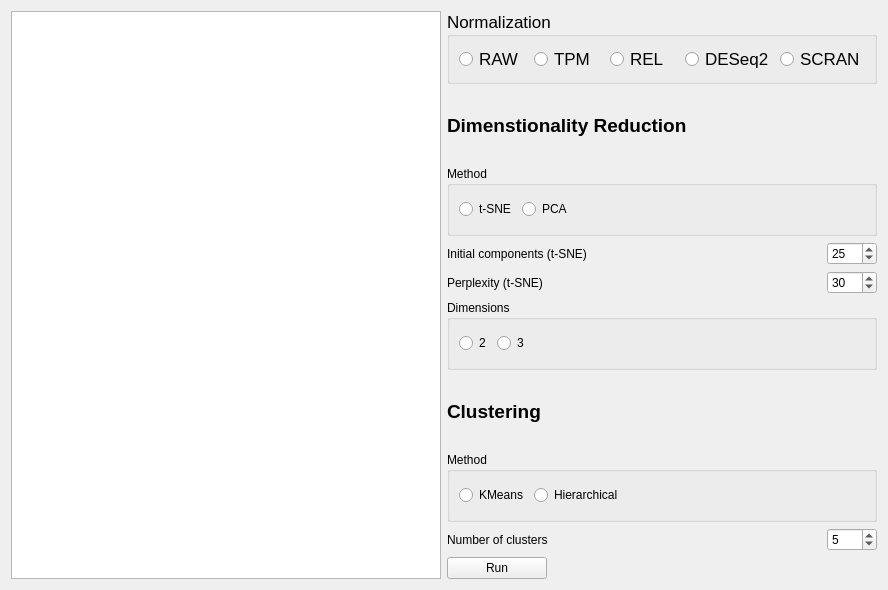
Above: assets/ui/analysisclustering.ui from jfnavarro/st_viewer before the change. Below: the same form after it.
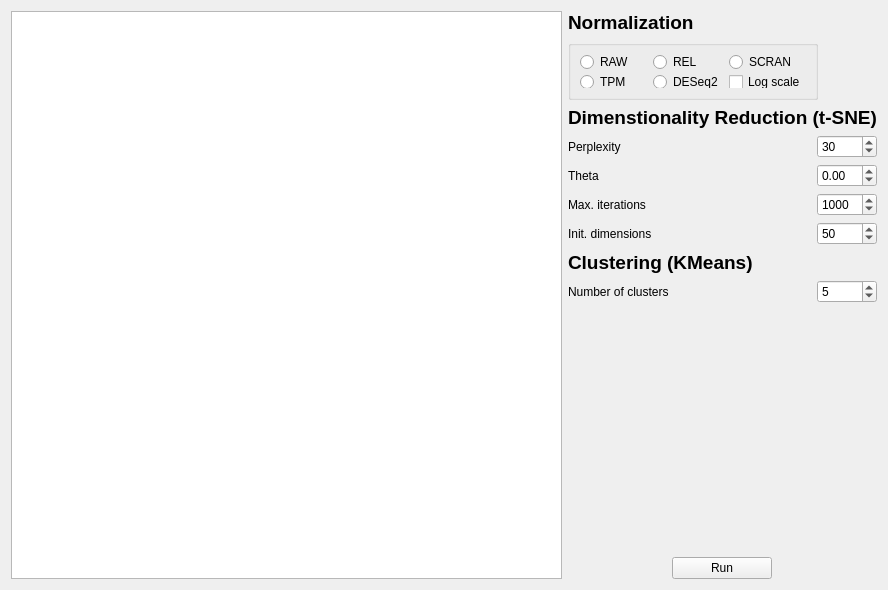
That is the form after the change. Custom widgets are drawn as their Qt base class.

The edit to the form file:
```diff
--- a/assets/ui/analysisclustering.ui
+++ b/assets/ui/analysisclustering.ui
@@ -13,21 +13,39 @@
   <property name="windowTitle">
    <string>Clustering spots</string>
   </property>
-  <layout class="QHBoxLayout" name="horizontalLayout_8">
+  <layout class="QHBoxLayout" name="horizontalLayout_5">
    <item>
     <widget class="QtCharts::QChartView" name="plot"/>
    </item>
    <item>
     <layout class="QVBoxLayout" name="verticalLayout">
-     <property name="sizeConstraint">
-      <enum>QLayout::SetMinimumSize</enum>
-     </property>
      <item>
-      <widget class="QGroupBox" name="groupBoxNormalization">
+      <widget class="QLabel" name="label_5">
        <property name="font">
         <font>
-         <pointsize>13</pointsize>
+         <pointsize>14</pointsize>
+         <weight>75</weight>
+         <bold>true</bold>
         </font>
+       </property>
+       <property name="text">
+        <string>Normalization</string>
+       </property>
+      </widget>
+     </item>
+     <item>
+      <widget class="QGroupBox" name="groupBoxNormalization_2">
+       <property name="minimumSize">
+        <size>
+         <width>250</width>
+         <height>60</height>
+        </size>
+       </property>
+       <property name="maximumSize">
+        <size>
+         <width>250</width>
+         <height>60</height>
+        </size>
        </property>
        <property name="cursor">
         <cursorShape>PointingHandCursor</cursorShape>
@@ -42,7 +60,7 @@
         <string>Different normalization methods for the counts</string>
        </property>
        <property name="title">
-        <string>Normalization</string>
+        <string/>
        </property>
        <property name="flat">
         <bool>true</bool>
@@ -50,42 +68,49 @@
        <property name="checkable">
         <bool>false</bool>
        </property>
-       <layout class="QHBoxLayout" name="horizontalLayout">
-        <item>
+       <layout class="QGridLayout" name="gridLayout_2">
+        <item row="0" column="0">
          <widget class="QRadioButton" name="normalization_raw">
           <property name="text">
            <string>RAW</string>
           </property>
          </widget>
         </item>
-        <item>
-         <widget class="QRadioButton" name="normalization_tpm">
-          <property name="text">
-           <string>TPM</string>
-          </property>
-         </widget>
-        </item>
-        <item>
+        <item row="0" column="1">
          <widget class="QRadioButton" name="normalization_rel">
           <property name="text">
            <string>REL</string>
           </property>
          </widget>
         </item>
-        <item>
-         <widget class="QRadioButton" name="normalization_deseq">
-          <property name="text">
-           <string>DESeq2</string>
-          </property>
-         </widget>
-        </item>
-        <item>
+        <item row="0" column="2">
          <widget class="QRadioButton" name="normalization_scran">
           <property name="text">
            <string>SCRAN</string>
           </property>
          </widget>
         </item>
+        <item row="1" column="0">
+         <widget class="QRadioButton" name="normalization_tpm">
+          <property name="text">
+           <string>TPM</string>
+          </property>
+         </widget>
+        </item>
+        <item row="1" column="1">
+         <widget class="QRadioButton" name="normalization_deseq">
+          <property name="text">
+           <string>DESeq2</string>
+          </property>
+         </widget>
+        </item>
+        <item row="1" column="2">
+         <widget class="QCheckBox" name="logScale">
+          <property name="text">
+           <string>Log scale</string>
+          </property>
+         </widget>
+        </item>
        </layout>
       </widget>
      </item>
@@ -99,112 +124,16 @@
         </font>
        </property>
        <property name="text">
-        <string>Dimenstionality Reduction</string>
+        <string>Dimenstionality Reduction (t-SNE)</string>
        </property>
       </widget>
      </item>
-     <item>
-      <widget class="QGroupBox" name="groupBox_2">
-       <property name="title">
-        <string>Method</string>
-       </property>
-       <property name="flat">
-        <bool>true</bool>
-       </property>
-       <layout class="QHBoxLayout" name="horizontalLayout_2">
-        <item>
-         <widget class="QRadioButton" name="tSNE">
-          <property name="cursor">
-           <cursorShape>PointingHandCursor</cursorShape>
-          </property>
-          <property name="toolTip">
-           <string>Dimenstionality by t-SNE (non-linear)</string>
-          </property>
-          <property name="statusTip">
-           <string>Dimenstionality by t-SNE (non-linear)</string>
-          </property>
-          <property name="text">
-           <string>t-SNE</string>
-          </property>
-         </widget>
-        </item>
-        <item>
-         <widget class="QRadioButton" name="PCA">
-          <property name="cursor">
-           <cursorShape>PointingHandCursor</cursorShape>
-          </property>
-          <property name="toolTip">
-           <string>Dimenstionality by PCA (linear)</string>
-          </property>
-          <property name="statusTip">
-           <string>Dimenstionality by PCA (linear)</string>
-          </property>
-          <property name="text">
-           <string>PCA</string>
-          </property>
-         </widget>
-        </item>
-        <item>
-         <spacer name="horizontalSpacer_3">
-          <property name="orientation">
-           <enum>Qt::Horizontal</enum>
-          </property>
-          <property name="sizeHint" stdset="0">
-           <size>
-            <width>40</width>
-            <height>20</height>
-           </size>
-          </property>
-         </spacer>
-        </item>
-       </layout>
-      </widget>
-     </item>
-     <item>
-      <layout class="QHBoxLayout" name="horizontalLayout_5">
-       <item>
-        <widget class="QLabel" name="label_2">
-         <property name="text">
-          <string>Initial components (t-SNE)</string>
-         </property>
-        </widget>
-       </item>
-       <item>
-        <widget class="QSpinBox" name="initial_pc">
-         <property name="minimumSize">
-          <size>
-           <width>50</width>
-           <height>0</height>
-          </size>
-         </property>
-         <property name="maximumSize">
-          <size>
-           <width>50</width>
-           <height>16777215</height>
-          </size>
-         </property>
-         <property name="toolTip">
-          <string>The number if initial components to use in t-SNE</string>
-         </property>
-         <property name="statusTip">
-          <string>The number if initial components to use in t-SNE</string>
-         </property>
-         <property name="minimum">
-          <number>5</number>
-         </property>
-         <property name="value">
-          <number>25</number>
-         </property>
-        </widget>
-       </item>
-      </layout>
-     </item>
      <item>
       <layout class="QHBoxLayout" name="horizontalLayout_6">
        <item>
         <widget class="QLabel" name="label_3">
          <property name="text">
-          <string>Perplexity (t-SNE)</string>
+          <string>Perplexity</string>
          </property>
         </widget>
        </item>
@@ -212,13 +141,13 @@
         <widget class="QSpinBox" name="perplexity">
          <property name="minimumSize">
           <size>
-           <width>50</width>
+           <width>60</width>
            <height>0</height>
           </size>
          </property>
          <property name="maximumSize">
           <size>
-           <width>50</width>
+           <width>60</width>
            <height>16777215</height>
           </size>
          </property>
@@ -239,61 +168,115 @@
       </layout>
      </item>
      <item>
-      <widget class="QGroupBox" name="groupBox_3">
-       <property name="title">
-        <string>Dimensions</string>
-       </property>
-       <property name="flat">
-        <bool>true</bool>
-       </property>
-       <layout class="QHBoxLayout" name="horizontalLayout_3">
-        <item>
-         <widget class="QRadioButton" name="dimenstions_2">
-          <property name="cursor">
-           <cursorShape>BlankCursor</cursorShape>
-          </property>
-          <property name="toolTip">
-           <string>Reduce to 2 main pricincipal components</string>
-          </property>
-          <property name="statusTip">
-           <string>Reduce to 2 main pricincipal components</string>
-          </property>
-          <property name="text">
-           <string>2</string>
-          </property>
-         </widget>
-        </item>
-        <item>
-         <widget class="QRadioButton" name="dimensions_3">
-          <property name="cursor">
-           <cursorShape>SplitHCursor</cursorShape>
-          </property>
-          <property name="toolTip">
-           <string>Reduce to 3 main pricincipal components</string>
-          </property>
-          <property name="statusTip">
-           <string>Reduce to 3 main pricincipal components</string>
-          </property>
-          <property name="text">
-           <string>3</string>
-          </property>
-         </widget>
-        </item>
-        <item>
-         <spacer name="horizontalSpacer_2">
-          <property name="orientation">
-           <enum>Qt::Horizontal</enum>
-          </property>
-          <property name="sizeHint" stdset="0">
-           <size>
-            <width>40</width>
-            <height>20</height>
-           </size>
-          </property>
-         </spacer>
-        </item>
-       </layout>
-      </widget>
+      <layout class="QHBoxLayout" name="horizontalLayout_2">
+       <item>
+        <widget class="QLabel" name="label_4">
+         <property name="text">
+          <string>Theta</string>
+         </property>
+        </widget>
+       </item>
+       <item>
+        <widget class="QDoubleSpinBox" name="theta">
+         <property name="minimumSize">
+          <size>
+           <width>60</width>
+           <height>0</height>
+          </size>
+         </property>
+         <property name="maximumSize">
+          <size>
+           <width>60</width>
+           <height>50</height>
+          </size>
+         </property>
+         <property name="minimum">
+          <double>-10.000000000000000</double>
+         </property>
+         <property name="maximum">
+          <double>10.000000000000000</double>
+         </property>
+         <property name="singleStep">
+          <double>0.100000000000000</double>
+         </property>
+         <property name="value">
+          <double>0.000000000000000</double>
+         </property>
+        </widget>
+       </item>
+      </layout>
+     </item>
+     <item>
+      <layout class="QHBoxLayout" name="horizontalLayout_3">
+       <item>
+        <widget class="QLabel" name="label_2">
+         <property name="text">
+          <string>Max. iterations</string>
+         </property>
+        </widget>
+       </item>
+       <item>
+        <widget class="QSpinBox" name="max_iter">
+         <property name="minimumSize">
+          <size>
+           <width>60</width>
+           <height>0</height>
+          </size>
+         </property>
+         <property name="maximumSize">
+          <size>
+           <width>60</width>
+           <height>16777215</height>
+          </size>
+         </property>
+         <property name="minimum">
+          <number>10</number>
+         </property>
+         <property name="maximum">
+          <number>9999</number>
+         </property>
+         <property name="value">
+          <number>1000</number>
+         </property>
+        </widget>
+       </item>
+      </layout>
+     </item>
+     <item>
+      <layout class="QHBoxLayout" name="horizontalLayout_4">
+       <item>
+        <widget class="QLabel" name="label_8">
+         <property name="text">
+          <string>Init. dimensions</string>
+         </property>
+        </widget>
+       </item>
+       <item>
+        <widget class="QSpinBox" name="init_dims">
+         <property name="minimumSize">
+          <size>
+           <width>60</width>
+           <height>0</height>
+          </size>
+         </property>
+         <property name="maximumSize">
+          <size>
+           <width>60</width>
+           <height>16777215</height>
+          </size>
+         </property>
+         <property name="minimum">
+          <number>5</number>
+         </property>
+         <property name="maximum">
+          <number>100</number>
+         </property>
+         <property name="value">
+          <number>50</number>
+         </property>
+        </widget>
+       </item>
+      </layout>
      </item>
      <item>
       <widget class="QLabel" name="label_6">
@@ -305,64 +288,10 @@
         </font>
        </property>
        <property name="text">
-        <string>Clustering</string>
+        <string>Clustering (KMeans)</string>
        </property>
       </widget>
      </item>
-     <item>
-      <widget class="QGroupBox" name="groupBox">
-       <property name="title">
-        <string>Method</string>
-       </property>
-       <property name="flat">
-        <bool>true</bool>
-       </property>
-       <layout class="QHBoxLayout" name="horizontalLayout_4">
-        <item>
-         <widget class="QRadioButton" name="kmeans">
-          <property name="toolTip">
-           <string>KMeans clustering (centroids)</string>
-          </property>
-          <property name="statusTip">
-           <string>KMeans clustering (centroids)</string>
-          </property>
-          <property name="text">
-           <string>KMeans</string>
-          </property>
-         </widget>
-        </item>
-        <item>
-         <widget class="QRadioButton" name="hiearchical">
-          <property name="toolTip">
-           <string>Hierarchical clustering (Ward linkage)</string>
-          </property>
-          <property name="statusTip">
-           <string>Hierarchical clustering (Ward linkage)</string>
-          </property>
-          <property name="layoutDirection">
-           <enum>Qt::LeftToRight</enum>
-          </property>
-          <property name="text">
-           <string>Hierarchical</string>
-          </property>
-         </widget>
-        </item>
-        <item>
-         <spacer name="horizontalSpacer">
-          <property name="orientation">
-           <enum>Qt::Horizontal</enum>
-          </property>
-          <property name="sizeHint" stdset="0">
-           <size>
-            <width>40</width>
-            <height>20</height>
-           </size>
-          </property>
-         </spacer>
-        </item>
-       </layout>
-      </widget>
-     </item>
      <item>
       <layout class="QHBoxLayout" name="horizontalLayout_7">
        <item>
@@ -376,13 +305,13 @@
         <widget class="QSpinBox" name="clusters">
          <property name="minimumSize">
           <size>
-           <width>50</width>
+           <width>60</width>
            <height>0</height>
           </size>
          </property>
          <property name="maximumSize">
           <size>
-           <width>50</width>
+           <width>60</width>
            <height>16777215</height>
           </size>
          </property>
@@ -409,32 +338,49 @@
       </layout>
      </item>
      <item>
-      <widget class="QPushButton" name="runClustering">
-       <property name="minimumSize">
-        <size>
-         <width>100</width>
-         <height>0</height>
-        </size>
+      <spacer name="verticalSpacer">
+       <property name="orientation">
+        <enum>Qt::Vertical</enum>
        </property>
-       <property name="maximumSize">
+       <property name="sizeHint" stdset="0">
         <size>
-         <width>100</width>
-         <height>16777215</height>
+         <width>20</width>
+         <height>40</height>
         </size>
        </property>
-       <property name="cursor">
-        <cursorShape>PointingHandCursor</cursorShape>
-       </property>
-       <property name="layoutDirection">
-        <enum>Qt::LeftToRight</enum>
-       </property>
-       <property name="text">
-        <string>Run</string>
-       </property>
-       <property name="flat">
-        <bool>false</bool>
-       </property>
-      </widget>
+      </spacer>
+     </item>
+     <item>
+      <layout class="QHBoxLayout" name="horizontalLayout">
+       <item>
+        <widget class="QPushButton" name="runClustering">
+         <property name="minimumSize">
+          <size>
+           <width>100</width>
+           <height>0</height>
+          </size>
+         </property>
+         <property name="maximumSize">
+          <size>
+           <width>100</width>
+           <height>16777215</height>
+          </size>
+         </property>
+         <property name="cursor">
+          <cursorShape>PointingHandCursor</cursorShape>
+         </property>
+         <property name="layoutDirection">
+          <enum>Qt::LeftToRight</enum>
+         </property>
+         <property name="text">
+          <string>Run</string>
+         </property>
+         <property name="flat">
+          <bool>false</bool>
+         </property>
+        </widget>
+       </item>
+      </layout>
      </item>
     </layout>
    </item>
```
